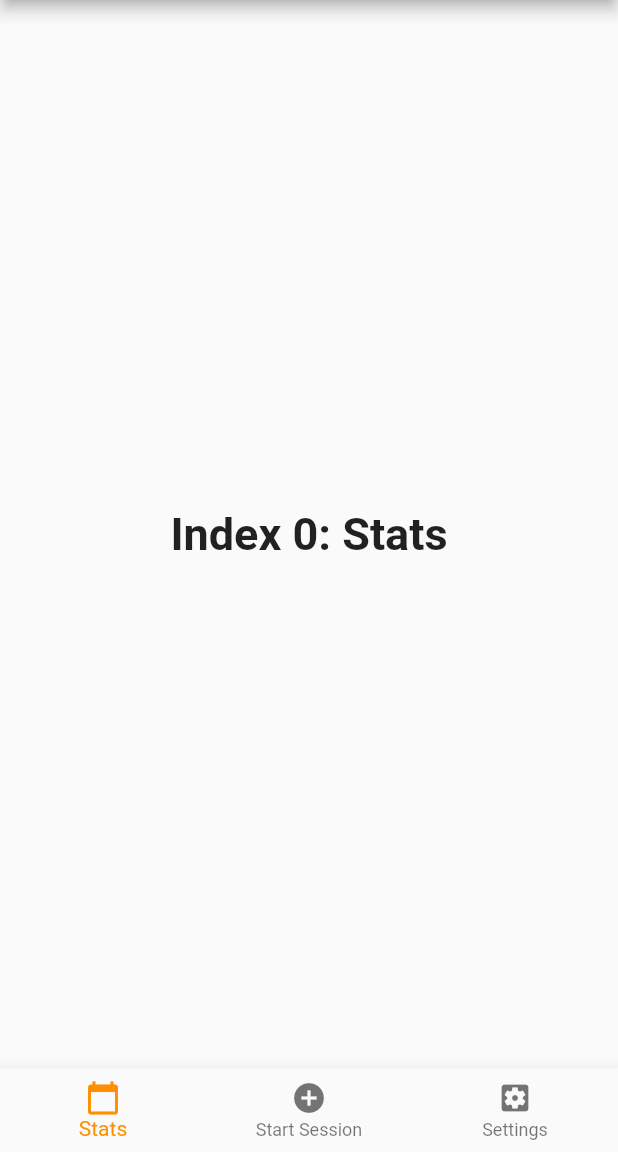
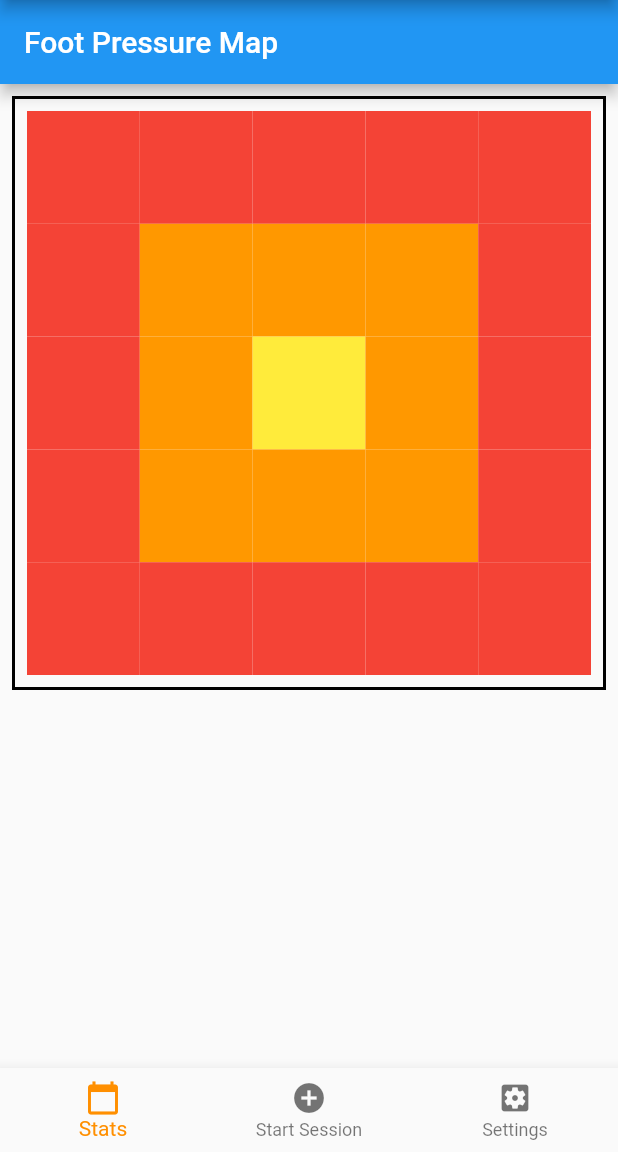
Before and after one commit to JARSH/nuCoach, a Flutter app: the screen it shows after launch, on a phone screen of 412 x 824 dp, the part 84-1236 px from its top. Run offline on Flutter 3.47's test engine with Material 2 defaults, Android fonts, the phone set to English and light mode, and no system bars.

Commit message:
Base FP Map functionality and necessary classes

```diff
--- a/lib/main.dart
+++ b/lib/main.dart
@@ -47,11 +47,12 @@ class _MyHomePageState extends State<MyHomePage> {
   int _selectedIndex = 0;
   static const TextStyle optionStyle =
       TextStyle(fontSize: 30, fontWeight: FontWeight.bold);
-  static const List<Widget> _widgetOptions = <Widget>[
-    Text(
+  static List<Widget> _widgetOptions = <Widget>[
+    /*Text(
       'Index 0: Stats',
       style: optionStyle,
-    ),
+    ),*/
+    FootPressureMap(),
     Text(
       'Index 1: Start Session',
       style: optionStyle,
@@ -112,3 +113,105 @@ class _MyHomePageState extends State<MyHomePage> {
     );
   }
 }
+
+class Session {
+  DateTime date;
+  List<Set> sets;
+}
+
+class Set {
+  Exercise exercise;
+  int score;
+  List<Rep> reps;
+}
+
+class Rep {
+  int score;
+  Angles angles;
+  FootPressureMap fpmap;
+}
+
+class Angles extends StatelessWidget {
+  int shk;
+  int hka;
+
+  @override
+  Widget build(BuildContext context) {
+    // TODO: implement build
+    return null;
+  }
+}
+
+class FootPressureMap extends StatelessWidget {
+  List<List<int>> fpreadings = [
+    [10, 10, 10, 10, 10],
+    [10, 3, 3, 3, 10],
+    [10, 3, 1, 3, 10],
+    [10, 3, 3, 3, 10],
+    [10, 10, 10, 10, 10],
+  ];
+
+  @override
+  Widget build(BuildContext context) {
+    // TODO: implement build
+    return Scaffold(
+      appBar: AppBar(
+        title: Text('Foot Pressure Map'),
+      ),
+      body: _buildFootPressureMap(),
+    );
+  }
+
+  Widget _buildFootPressureMap() {
+    int fpreadingsLength = fpreadings.length;
+    int fpreadingsWidth = fpreadings[0].length;
+    return Column(
+      children: <Widget>[
+        AspectRatio(
+          aspectRatio: 1.0,
+          child: Container(
+            padding: const EdgeInsets.all(8.0),
+            margin: const EdgeInsets.all(8.0),
+            decoration: BoxDecoration(
+              border: Border.all(color: Colors.black, width: 2.0)
+            ),
+            child: GridView.builder(
+              gridDelegate: SliverGridDelegateWithFixedCrossAxisCount(
+                crossAxisCount: fpreadingsLength,
+              ),
+              itemBuilder: _buildFootPressureMapItems,
+              itemCount: fpreadingsLength * fpreadingsWidth,
+            ),
+          ),
+        )
+      ],
+    );
+  }
+
+  Widget _buildFootPressureMapItems(BuildContext context, int index) {
+    int fpreadingsLength = fpreadings.length;
+    //int fpreadingsWidth = fpreadings[0].length;
+    int x, y = 0;
+    x = (index / fpreadingsLength).floor();
+    y = index % fpreadingsLength;
+    int fpreading = fpreadings[x][y];
+    if(fpreading <= 1) {
+      return Container(
+        color: Colors.yellow,
+      );
+    } else if(fpreading > 1 && fpreading <= 5) {
+      return Container(
+        color: Colors.orange,
+      );
+    } else {
+      return Container(
+        color: Colors.red,
+      );
+    }
+  }
+}
+
+enum Exercise {
+  Squat,
+  BenchPress
+}
```
